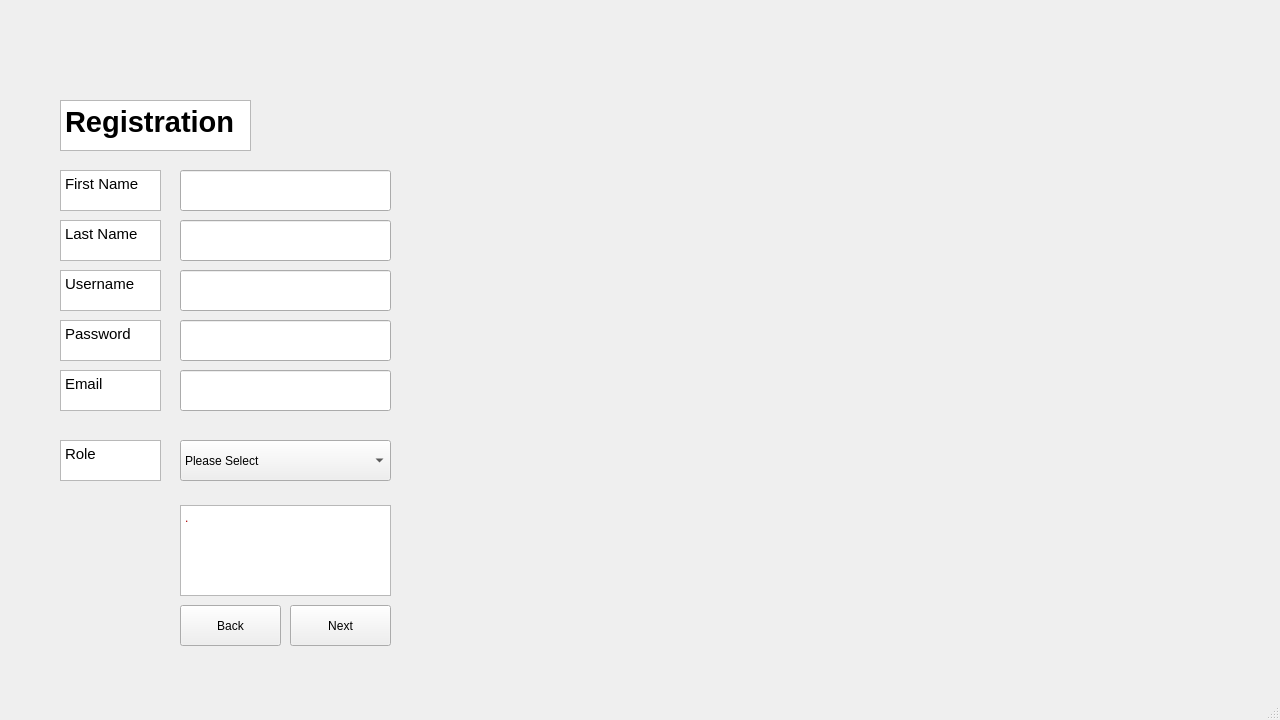
Qt form code/Staging_Environment/Recovered/Staging_Environment_Recorverd/registration_window.ui (muazzamaqeel/Software-Project-CTS-5) before a commit.
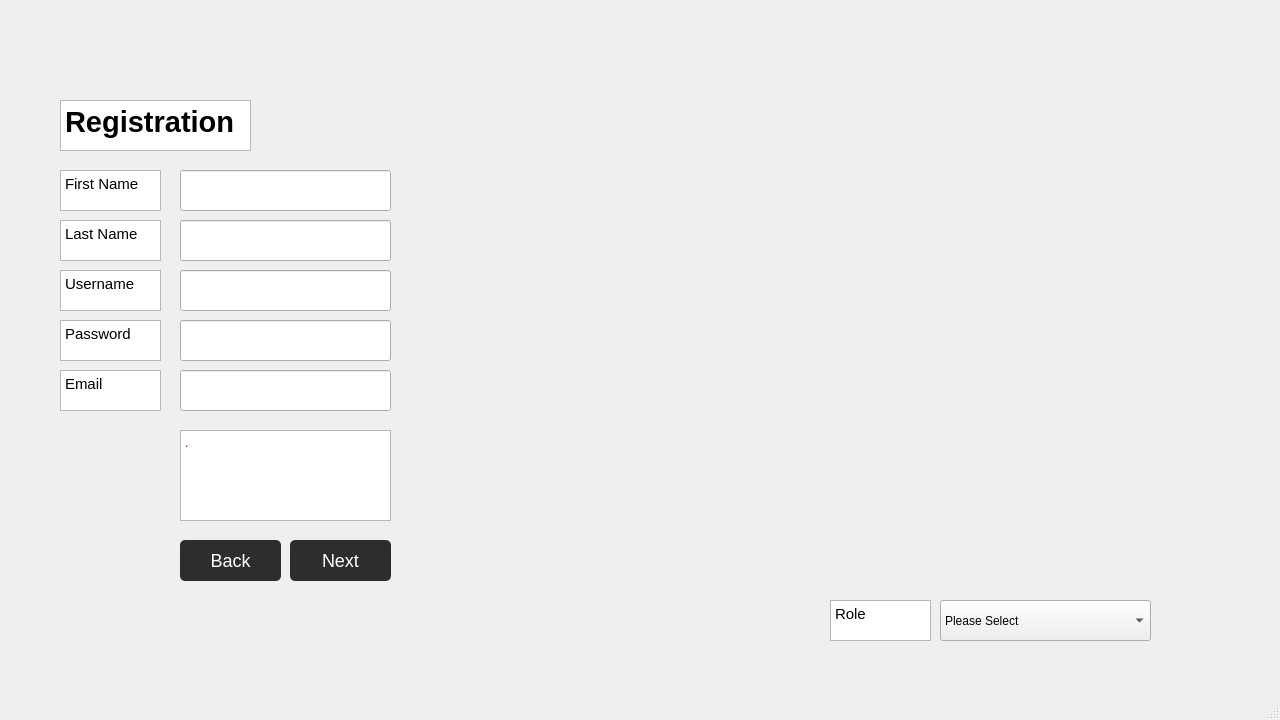
The same form after that commit.

The edit to the form file:
```diff
--- a/code/Staging_Environment/Recovered/Staging_Environment_Recorverd/registration_window.ui
+++ b/code/Staging_Environment/Recovered/Staging_Environment_Recorverd/registration_window.ui
@@ -203,11 +203,36 @@
     <property name="geometry">
      <rect>
       <x>180</x>
-      <y>605</y>
+      <y>540</y>
       <width>101</width>
       <height>41</height>
      </rect>
     </property>
+    <property name="styleSheet">
+     <string notr="true">QPushButton {
+    background-color: #2D2D2D; /* Dark grey background */
+    color: white; /* White text */
+    border-radius: 5px; /* Rounded corners */
+    padding: 10px 20px; /* Padding around text */
+    font-size: 18px; /* Font size */
+    border: none; /* No border */
+    text-align: center; /* Center text */
+    text-decoration: none; /* No text decoration */
+    display: inline-block; /* Display as inline-block */
+    transition: all 0.3s; /* Smooth transition for hover effects */
+    cursor: pointer; /* Show hand cursor on hover */
+}
+
+QPushButton:hover {
+    background-color: #3A3A3A; /* Slightly lighter grey on hover */
+    box-shadow: 0 4px 8px 0 rgba(0,0,0,0.2); /* Subtle shadow effect on hover */
+}
+
+QPushButton:pressed {
+    background-color: #1A1A1A; /* Even lighter grey for pressed state */
+}
+</string>
+    </property>
     <property name="text">
      <string>Back</string>
     </property>
@@ -216,11 +241,36 @@
     <property name="geometry">
      <rect>
       <x>290</x>
-      <y>605</y>
+      <y>540</y>
       <width>101</width>
       <height>41</height>
      </rect>
     </property>
+    <property name="styleSheet">
+     <string notr="true">QPushButton {
+    background-color: #2D2D2D; /* Dark grey background */
+    color: white; /* White text */
+    border-radius: 5px; /* Rounded corners */
+    padding: 10px 20px; /* Padding around text */
+    font-size: 18px; /* Font size */
+    border: none; /* No border */
+    text-align: center; /* Center text */
+    text-decoration: none; /* No text decoration */
+    display: inline-block; /* Display as inline-block */
+    transition: all 0.3s; /* Smooth transition for hover effects */
+    cursor: pointer; /* Show hand cursor on hover */
+}
+
+QPushButton:hover {
+    background-color: #3A3A3A; /* Slightly lighter grey on hover */
+    box-shadow: 0 4px 8px 0 rgba(0,0,0,0.2); /* Subtle shadow effect on hover */
+}
+
+QPushButton:pressed {
+    background-color: #1A1A1A; /* Even lighter grey for pressed state */
+}
+</string>
+    </property>
     <property name="text">
      <string>Next</string>
     </property>
@@ -229,7 +279,7 @@
     <property name="geometry">
      <rect>
       <x>180</x>
-      <y>505</y>
+      <y>430</y>
       <width>211</width>
       <height>91</height>
      </rect>
@@ -249,8 +299,8 @@
    <widget class="QTextBrowser" name="display_role">
     <property name="geometry">
      <rect>
-      <x>60</x>
-      <y>440</y>
+      <x>830</x>
+      <y>600</y>
       <width>101</width>
       <height>41</height>
      </rect>
@@ -269,8 +319,8 @@
    <widget class="QComboBox" name="comboBox_role">
     <property name="geometry">
      <rect>
-      <x>180</x>
-      <y>440</y>
+      <x>940</x>
+      <y>600</y>
       <width>211</width>
       <height>41</height>
      </rect>
@@ -296,6 +346,36 @@
      </property>
     </item>
    </widget>
+   <widget class="QLabel" name="bg_main">
+    <property name="geometry">
+     <rect>
+      <x>0</x>
+      <y>0</y>
+      <width>1281</width>
+      <height>691</height>
+     </rect>
+    </property>
+    <property name="text">
+     <string/>
+    </property>
+   </widget>
+   <zorder>bg_main</zorder>
+   <zorder>display_password</zorder>
+   <zorder>display_registration</zorder>
+   <zorder>display_email</zorder>
+   <zorder>display_lastname</zorder>
+   <zorder>display_firstname</zorder>
+   <zorder>display_username</zorder>
+   <zorder>input_firstname</zorder>
+   <zorder>input_lastname</zorder>
+   <zorder>input_username</zorder>
+   <zorder>input_password</zorder>
+   <zorder>input_email</zorder>
+   <zorder>back</zorder>
+   <zorder>next</zorder>
+   <zorder>display_error</zorder>
+   <zorder>display_role</zorder>
+   <zorder>comboBox_role</zorder>
   </widget>
   <widget class="QMenuBar" name="menubar">
    <property name="geometry">
```
Left out of the diff: 2 changed lines with no effect on the pictures.
